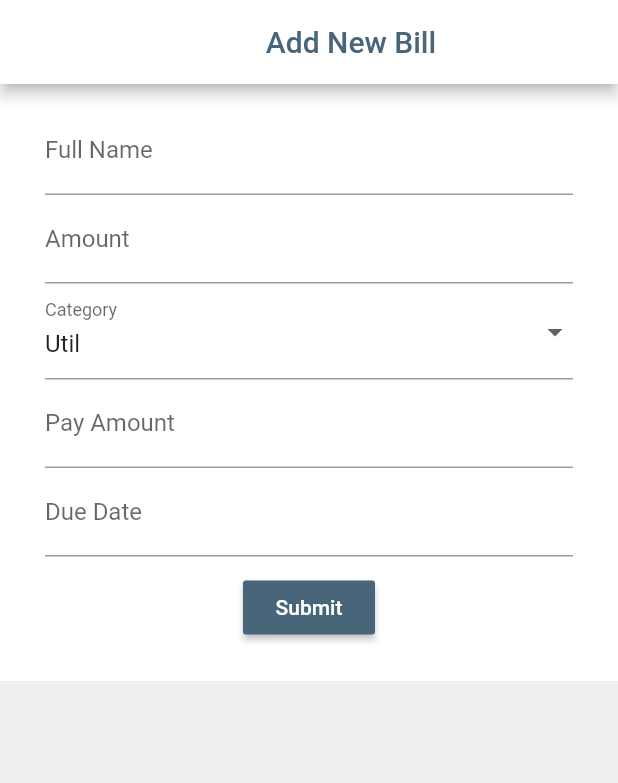
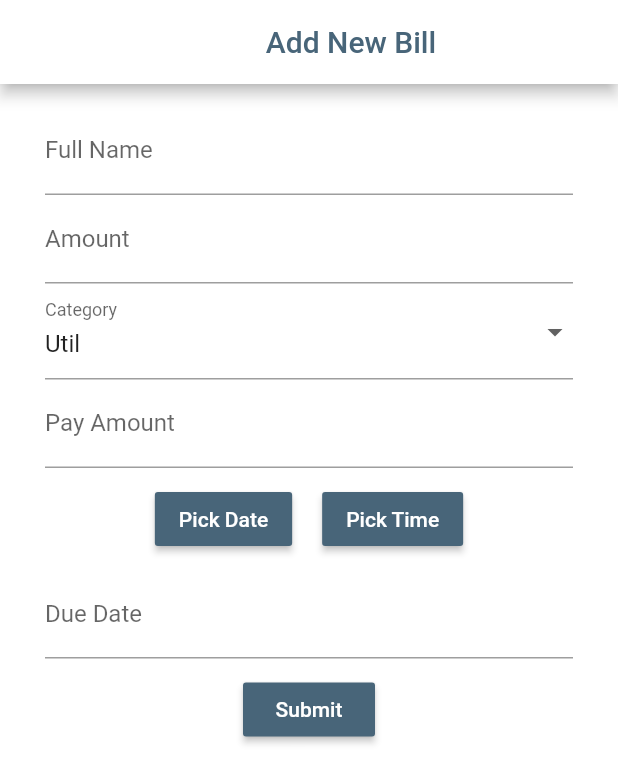
Before and after one commit to ledrocking/fluttter-Bill, a Flutter app: the MyForm screen opened directly, on a phone screen of 412 x 824 dp. Shown: the top 783 px of the screen. Run offline on Flutter 3.47's test engine with Material 2 defaults, Android fonts, the phone set to English and light mode, and no system bars; our stand-ins replace sqflite; accounts and stored records are empty.

Commit message:
OK : 1. List, delete one card, 2. Add Form and back to list 3. show detail of one card 4. click detail to edit 5. database is extended 6. Dropdown OK 7. Date Picker OK

```diff
--- a/lib/myform.dart
+++ b/lib/myform.dart
@@ -3,7 +3,7 @@ import 'package:flutter/material.dart';
 import 'package:bill_reminder/database/database_helper.dart';
 import 'dart:io';
 import 'package:bill_reminder/database/bill_data_class.dart';
-import 'package:path/path.dart';
+import 'package:intl/intl.dart';
 
 
 const darkBlueColor = Color(0xff486579);
@@ -14,7 +14,6 @@ class MyForm extends StatefulWidget {
 
   final String title;
 
-
   @override
   _MyFormState createState() => _MyFormState();
 }
@@ -23,6 +22,7 @@ class _MyFormState extends State<MyForm> {
 
   var _myCats = ['Util', 'Education', 'Transport',];
   var _currentItemSelected = '';
+
 
 
   Bill _bill = Bill();
@@ -35,6 +35,9 @@ class _MyFormState extends State<MyForm> {
   final _ctrlMyCat = TextEditingController();
   final _ctrlPayAmount = TextEditingController();
   final _ctrlDue = TextEditingController();
+
+
+
 
   @override
   void initState() {
@@ -72,7 +75,8 @@ class _MyFormState extends State<MyForm> {
     );
   }
 
-  _form() => Container(
+  _form() => Expanded(
+    child: Container(
       color: Colors.white,
       padding: EdgeInsets.symmetric(vertical: 15, horizontal: 30),
       child: Form(
@@ -129,12 +133,36 @@ class _MyFormState extends State<MyForm> {
                   onSaved: (val) => setState(() => _bill.payAmount = val),
 
                 ),
+
+
+                Row(
+                  mainAxisAlignment: MainAxisAlignment.center,
+                  children: <Widget>[
+                    Container(
+                      margin: EdgeInsets.all(10.0),
+                      child: RaisedButton(onPressed: () => _selectDate(context),
+                        child: Text("Pick Date"),
+                        color: darkBlueColor,
+                        textColor: Colors.white,
+                      ),
+                    ), Container(
+                      margin: EdgeInsets.all(10.0),
+                      child: RaisedButton(onPressed: () => _selectTime(context),
+                        child: Text("Pick Time"),
+                        color: darkBlueColor,
+                        textColor: Colors.white,
+                      ),
+                    ),
+                  ],
+                ),
+
                 TextFormField(
                   controller: _ctrlDue,
                   decoration: InputDecoration(labelText: "Due Date"),
+
                   onSaved: (val) => setState(() => _bill.due = val),
+                ),
 
-              ),
                 Container(
                   margin: EdgeInsets.all(10.0),
                   child: RaisedButton(
@@ -145,6 +173,7 @@ class _MyFormState extends State<MyForm> {
                   ),
                 ),
               ],
+            ),
           ),
     ),
   );
@@ -178,4 +207,45 @@ class _MyFormState extends State<MyForm> {
   }
 
 
+  DateTime _date = new DateTime.now();
+  TimeOfDay _time = new TimeOfDay.now();
+  var formattedDate = "";
+  var formattedTime = "";
+
+
+Future<Null> _selectDate(BuildContext context) async {
+  final DateTime picked = await showDatePicker(
+      context: context,
+      initialDate: _date,
+      firstDate: new DateTime(2018),
+      lastDate: new DateTime(2024)
+  );
+  if(picked != null && picked != _date) {
+    print('Date selected : ${_date.toString()}');
+    setState(() {
+      _date = picked;
+    });
+//    String formattedDate = DateFormat('dd-MMM-yyy – kk:mm').format(_date);
+    formattedDate = DateFormat('dd-MMM-yyy').format(_date);
+    debugPrint("$formattedDate");
+    _ctrlDue.text = formattedDate;
+    return formattedDate;
   }
+}
+
+  Future<Null> _selectTime(BuildContext context) async {
+    final TimeOfDay picked = await showTimePicker(
+        context: context,
+        initialTime: TimeOfDay(hour: 10, minute: 00),
+    );
+    if(picked != null && picked != _time) {
+      print('Time selected : ${_time.toString()}');
+      setState(() {
+        _time = picked;
+      });
+      formattedTime = _time.format(context);
+      debugPrint("$formattedTime");
+      _ctrlDue.text = formattedDate + " " + formattedTime;
+    }
+  }
+}
```
Lines whose indentation alone changed are shown as unchanged.
